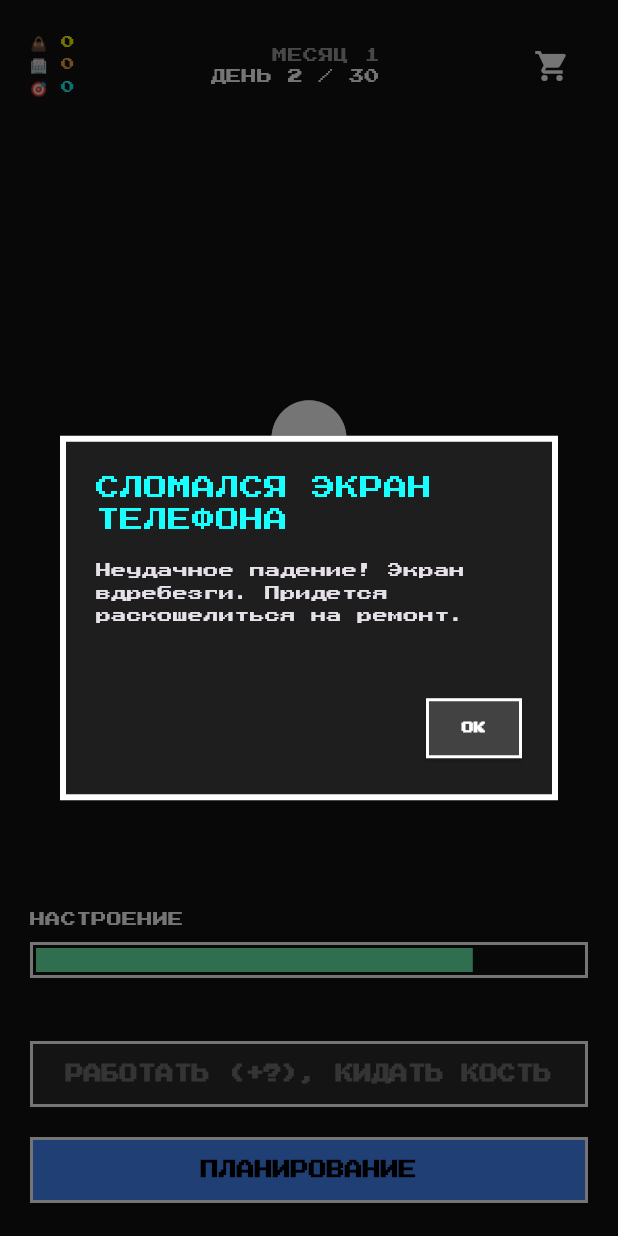
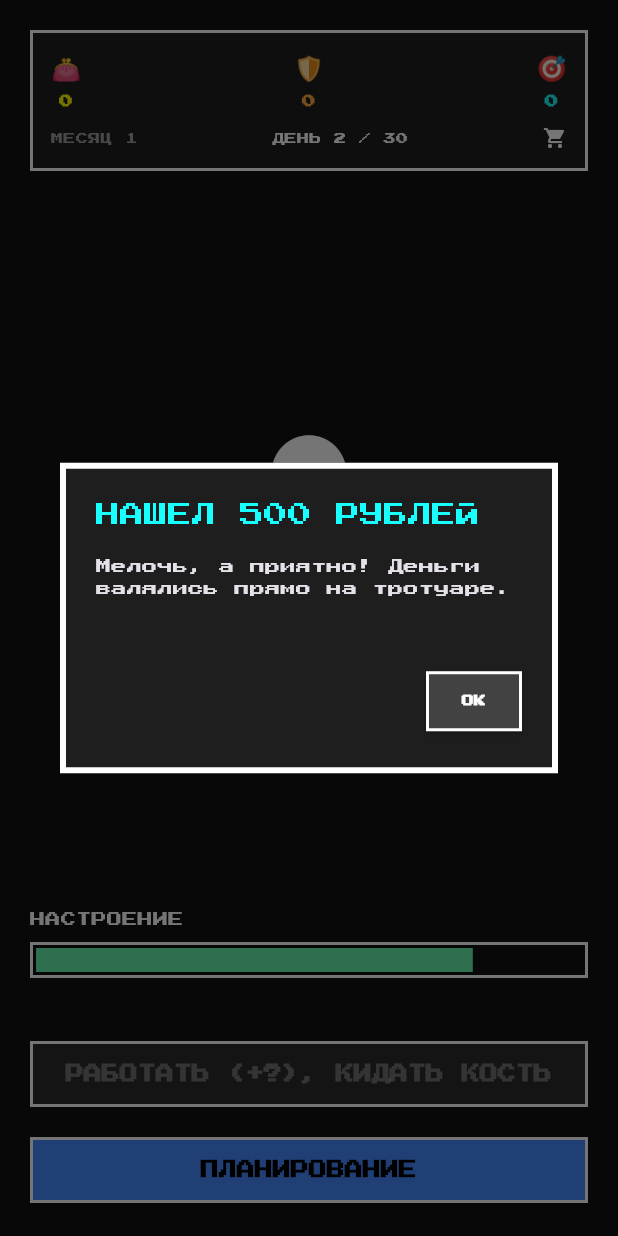
Before and after one commit to zhukockijmaxim9/Pixel_life_simulator, a Flutter app: the GameScreen screen opened by its route, after a tap on "РАБОТАТЬ (+?), КИДАТЬ КОСТЬ", on a phone screen of 412 x 824 dp. Run offline on Flutter 3.47's test engine with Material 3 defaults, Android fonts, the light colour scheme and no system bars; our stand-ins replace google_fonts.

Commit message:
Добавление на главную страницу полного кошелька, с подушкой и отложенными деньгами

```diff
--- a/lib/app_state.dart
+++ b/lib/app_state.dart
@@ -142,11 +142,14 @@ class GameState with ChangeNotifier {
   static final List<Job> availableJobs = [
     const Job(title: 'Курьер', salary: 35000, icon: '🚲'),
     const Job(title: 'Официант', salary: 45000, icon: '☕'),
+    const Job(title: 'Мл. Разработчик', salary: 65000, icon: '💻'),
+    const Job(title: 'Тестировщик', salary: 55000, icon: '🔍'),
   ];
 
   static final List<GameGoal> availableGoals = [
     const GameGoal(title: 'Смартфон', cost: 50000),
     const GameGoal(title: 'Консоль', cost: 70000),
+    const GameGoal(title: 'Ноутбук', cost: 120000),
   ];
 
   static final List<MerchItem> shopItems = [
@@ -163,7 +166,7 @@ class GameState with ChangeNotifier {
           'Неудачное падение! Экран вдребезги. Придется раскошелиться на ремонт.',
       type: EventType.random,
       moneyImpact: -5000,
-      moodImpact: -10,
+      moodImpact: -15,
     ),
     const GameEvent(
       id: 'pizza_friends',
@@ -173,6 +176,14 @@ class GameState with ChangeNotifier {
       type: EventType.voluntary,
       moneyImpact: -1500,
       moodImpact: 15,
+    ),
+    const GameEvent(
+      id: 'cinema_night',
+      title: 'Поход в кино',
+      description: 'Новый блокбастер вышел на экраны! Идем?',
+      type: EventType.voluntary,
+      moneyImpact: -1000,
+      moodImpact: 10,
     ),
     const GameEvent(
       id: 'quiz_safe_cushion',
@@ -226,16 +237,20 @@ class GameState with ChangeNotifier {
     _mood = 80;
     _isGameOver = false;
     _isWin = false;
-    _currentEvent = null;
     _isPlanningPhase = true;
     _eventHistory.clear();
     notifyListeners();
   }
 
   void startNewMonth() {
+    if (_isWin) {
+      _selectedJob = null; // Unlocks Tier 2 selection in PlanningScreen
+    }
     _currentDay = 1;
     _currentMonth++;
     _isPlanningPhase = true;
+    _isGameOver = false;
+    _isWin = false;
     notifyListeners();
   }
 
@@ -276,8 +291,9 @@ class GameState with ChangeNotifier {
 
   bool canTriggerEvent(String eventId) {
     if (!_eventHistory.containsKey(eventId)) return true;
-    // "Breakdown" events ID naming convention or specific check
-    if (eventId.contains('repair')) {
+
+    // Cooldown check: 2 months gap for breakdown/repair events
+    if (eventId.contains('repair') || eventId.contains('broken')) {
       return (_currentMonth - _eventHistory[eventId]!) >= 2;
     }
     return true;
@@ -302,7 +318,7 @@ class GameState with ChangeNotifier {
     }
   }
 
-  // Handle choice with mood logic
+  // Handle choice with priority and mood logic
   void handleEventChoice(bool accepted) {
     if (_currentEvent == null) return;
 
@@ -314,8 +330,8 @@ class GameState with ChangeNotifier {
         _applyFinancialImpact(moneyCost);
         _mood += moodImpact;
       } else {
-        // Penalty for skipping rest/social
-        _mood -= (moodImpact > 0 ? moodImpact : 10);
+        // Penalty for refusing social events is now higher (-15)
+        _mood -= 15;
       }
     } else if (_currentEvent!.type == EventType.random) {
       _applyFinancialImpact(moneyCost);
@@ -335,14 +351,44 @@ class GameState with ChangeNotifier {
     }
 
     double cost = amount.abs();
+
+    // Priority 1: Emergency Fund
+    if (_emergencyFund >= cost) {
+      _emergencyFund -= cost;
+      return;
+    } else {
+      cost -= _emergencyFund;
+      _emergencyFund = 0;
+    }
+
+    // Priority 2: Wallet
     if (_walletBalance >= cost) {
       _walletBalance -= cost;
+      return;
     } else {
-      // Auto-withdraw from emergency fund
-      double remaining = cost - _walletBalance;
+      cost -= _walletBalance;
       _walletBalance = 0;
-      _emergencyFund -= remaining;
     }
+
+    // Priority 3: Savings
+    if (_savingsGoal >= cost) {
+      _savingsGoal -= cost;
+      return;
+    } else {
+      cost -= _savingsGoal;
+      _savingsGoal = 0;
+    }
+
+    // If still cost > 0, Financial Crash!
+    if (cost > 0) {
+      _triggerFinancialCrash();
+    }
+  }
+
+  void _triggerFinancialCrash() {
+    _isGameOver = true;
+    _isWin = false;
+    // Maybe set a specific reason for game over later
   }
 
   void resolveEvent(bool accepted, {int? quizAnswerIndex}) {
--- a/lib/screens/game_screen.dart
+++ b/lib/screens/game_screen.dart
@@ -1,4 +1,5 @@
 import 'package:flutter/material.dart';
+import 'package:google_fonts/google_fonts.dart';
 import 'package:provider/provider.dart';
 import '../app_state.dart';
 import '../widgets/pixel_progress_bar.dart';
@@ -77,54 +78,68 @@ class _GameScreenState extends State<GameScreen> {
               padding: const EdgeInsets.all(20.0),
               child: Column(
                 children: [
-                  // Status Bar
+                  // Status Bar (Accounts & Time)
+                  Container(
+                    padding: const EdgeInsets.all(12),
+                    decoration: BoxDecoration(
+                      color: const Color(0xFF1E1E1E),
+                      border: Border.all(color: Colors.white, width: 2),
+                    ),
+                    child: Column(
+                      children: [
                         Row(
                           mainAxisAlignment: MainAxisAlignment.spaceBetween,
                           children: [
-                      Column(
-                        crossAxisAlignment: CrossAxisAlignment.start,
-                        children: [
-                          _balanceText(
-                            '👜 ${state.walletBalance.toStringAsFixed(0)}',
+                            _accountPanel(
+                              '👛',
+                              state.walletBalance,
                               Colors.yellowAccent,
                             ),
-                          _balanceText(
-                            '🏥 ${state.emergencyFund.toStringAsFixed(0)}',
+                            _accountPanel(
+                              '🛡️',
+                              state.emergencyFund,
                               Colors.orangeAccent,
                             ),
-                          _balanceText(
-                            '🎯 ${state.savingsGoal.toStringAsFixed(0)}',
+                            _accountPanel(
+                              '🎯',
+                              state.savingsGoal,
                               Colors.cyanAccent,
                             ),
                           ],
                         ),
-                      Column(
-                        crossAxisAlignment: CrossAxisAlignment.end,
+                        const SizedBox(height: 10),
+                        Row(
+                          mainAxisAlignment: MainAxisAlignment.spaceBetween,
                           children: [
                             Text(
                               'МЕСЯЦ ${state.currentMonth}',
-                            style: const TextStyle(
-                              fontSize: 10,
+                              style: GoogleFonts.getFont(
+                                'Press Start 2P',
+                                fontSize: 8,
                                 color: Colors.grey,
                               ),
                             ),
                             Text(
                               'ДЕНЬ ${state.currentDay} / 30',
-                            style: const TextStyle(
-                              fontSize: 10,
+                              style: GoogleFonts.getFont(
+                                'Press Start 2P',
+                                fontSize: 8,
                                 color: Colors.white,
+                              ),
+                            ),
+                            GestureDetector(
+                              onTap: () =>
+                                  Navigator.pushNamed(context, '/shop'),
+                              child: const Icon(
+                                Icons.shopping_cart,
+                                color: Colors.white,
+                                size: 16,
                               ),
                             ),
                           ],
                         ),
-                      IconButton(
-                        onPressed: () => Navigator.pushNamed(context, '/shop'),
-                        icon: const Icon(
-                          Icons.shopping_cart,
-                          color: Colors.white,
+                      ],
                     ),
-                      ),
-                    ],
                   ),
                   const Spacer(),
                   // Character Section
@@ -190,7 +205,20 @@ class _GameScreenState extends State<GameScreen> {
     );
   }
 
-  Widget _balanceText(String text, Color color) {
-    return Text(text, style: TextStyle(fontSize: 9, color: color, height: 1.5));
+  Widget _accountPanel(String icon, double value, Color color) {
+    return Column(
+      children: [
+        Text(icon, style: const TextStyle(fontSize: 16)),
+        const SizedBox(height: 4),
+        Text(
+          value.toStringAsFixed(0),
+          style: TextStyle(
+            fontSize: 9,
+            color: color,
+            fontWeight: FontWeight.bold,
+          ),
+        ),
+      ],
+    );
   }
 }
```
Also changed, not shown: lib/widgets/event_dialog.dart (+56 -11 lines). Lines whose indentation alone changed are shown as unchanged.
